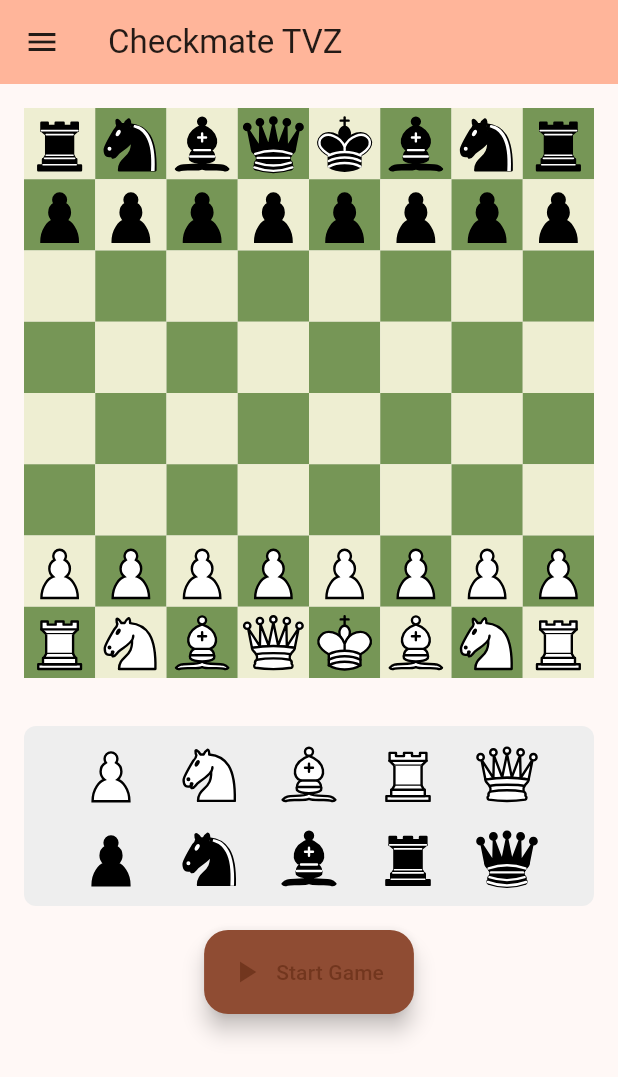
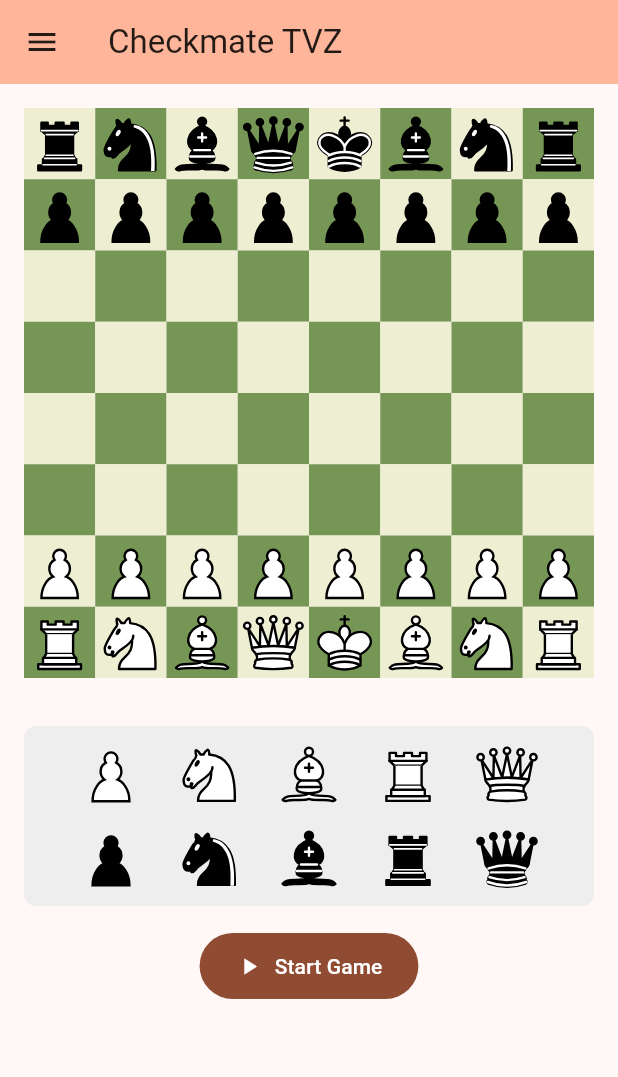
Before and after one commit to TihomirPop/checkmate_tvz, a Flutter app: the screen it shows after launch, on a phone screen of 412 x 824 dp. Shown: the top 1077 px of the screen. Run offline on Flutter 3.47's test engine with Material 3 defaults, Android fonts, the phone set to English and light mode, and no system bars; our stand-ins replace flutter_svg.

Commit message:
Fix start game button style

```diff
--- a/lib/ui/widgets/chess_board_widget.dart
+++ b/lib/ui/widgets/chess_board_widget.dart
@@ -353,12 +353,13 @@ class ChessBoardWidgetState extends State<ChessBoardWidget> {
             child: PieceSpawnerWidget(onPieceDeleted: _onPieceDeletedFromBoard),
           ),
           const SizedBox(height: 16),
-          // Start game button (fixed: removed Positioned wrapper)
-          FloatingActionButton.extended(
+          FilledButton.icon(
             onPressed: _startGame,
             icon: const Icon(Icons.play_arrow),
             label: const Text('Start Game'),
-            backgroundColor: Theme.of(context).colorScheme.primary,
+            style: FilledButton.styleFrom(
+              padding: const EdgeInsets.symmetric(horizontal: 24, vertical: 12),
+            ),
           ),
         ],
       ],
```
